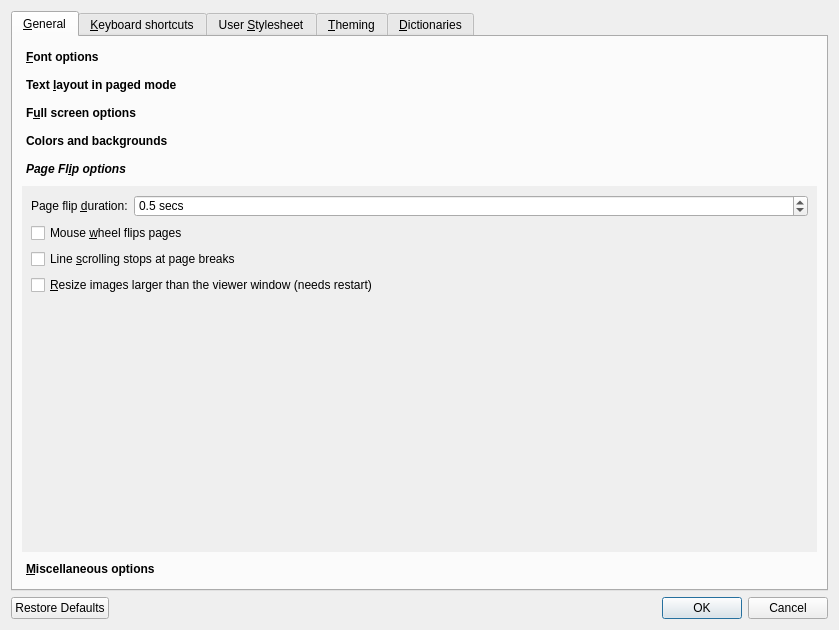
Before: the Qt Designer form src/calibre/gui2/viewer/config.ui in kovidgoyal/calibre, drawn with Qt 5.
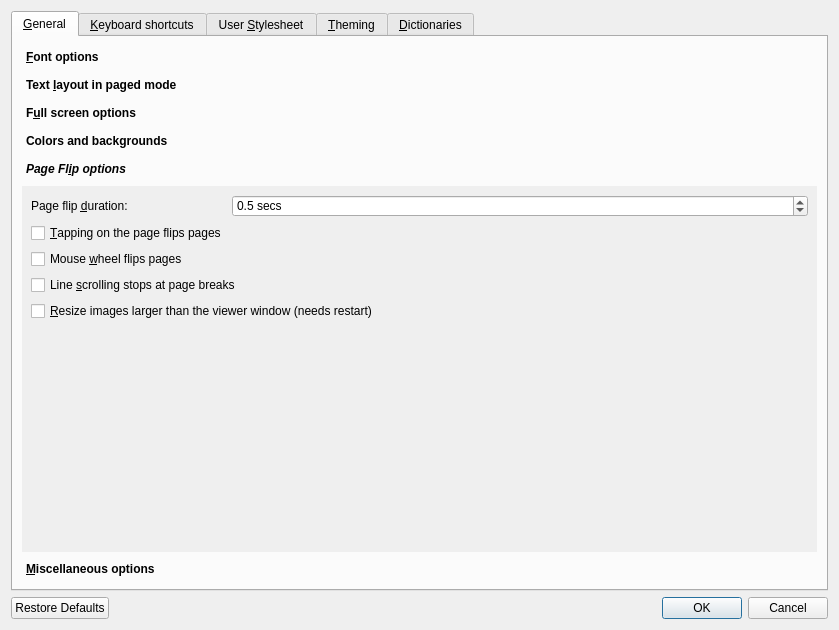
After: the same form once the commit is applied. The open tabs and pages were chosen to show the change. Icons and pictures are not drawn.

Commit message: E-book viewer: Add an option to prevent tapping on the page from turning pages.

Patch:
```diff
--- a/src/calibre/gui2/viewer/config.ui
+++ b/src/calibre/gui2/viewer/config.ui
@@ -551,8 +551,8 @@
            <rect>
             <x>0</x>
             <y>0</y>
-            <width>384</width>
-            <height>115</height>
+            <width>799</width>
+            <height>378</height>
            </rect>
           </property>
           <attribute name="label">
@@ -594,27 +594,34 @@
              </property>
             </widget>
            </item>
-           <item row="1" column="0" colspan="2">
+           <item row="2" column="0" colspan="2">
             <widget class="QCheckBox" name="opt_wheel_flips_pages">
              <property name="text">
               <string>Mouse &amp;wheel flips pages</string>
              </property>
             </widget>
            </item>
-           <item row="2" column="0" colspan="2">
+           <item row="3" column="0" colspan="2">
             <widget class="QCheckBox" name="opt_line_scrolling_stops_on_pagebreaks">
              <property name="text">
               <string>Line &amp;scrolling stops at page breaks</string>
              </property>
             </widget>
            </item>
-           <item row="3" column="0" colspan="2">
+           <item row="4" column="0" colspan="2">
             <widget class="QCheckBox" name="opt_fit_images">
              <property name="text">
               <string>&amp;Resize images larger than the viewer window (needs restart)</string>
              </property>
             </widget>
            </item>
+           <item row="1" column="0">
+            <widget class="QCheckBox" name="opt_tap_flips_pages">
+             <property name="text">
+              <string>&amp;Tapping on the page flips pages</string>
+             </property>
+            </widget>
+           </item>
           </layout>
          </widget>
          <widget class="QWidget" name="page_4">
```
Left out of the diff: 10 changed lines with no effect on the pictures. The commit also changes 3 other files.
